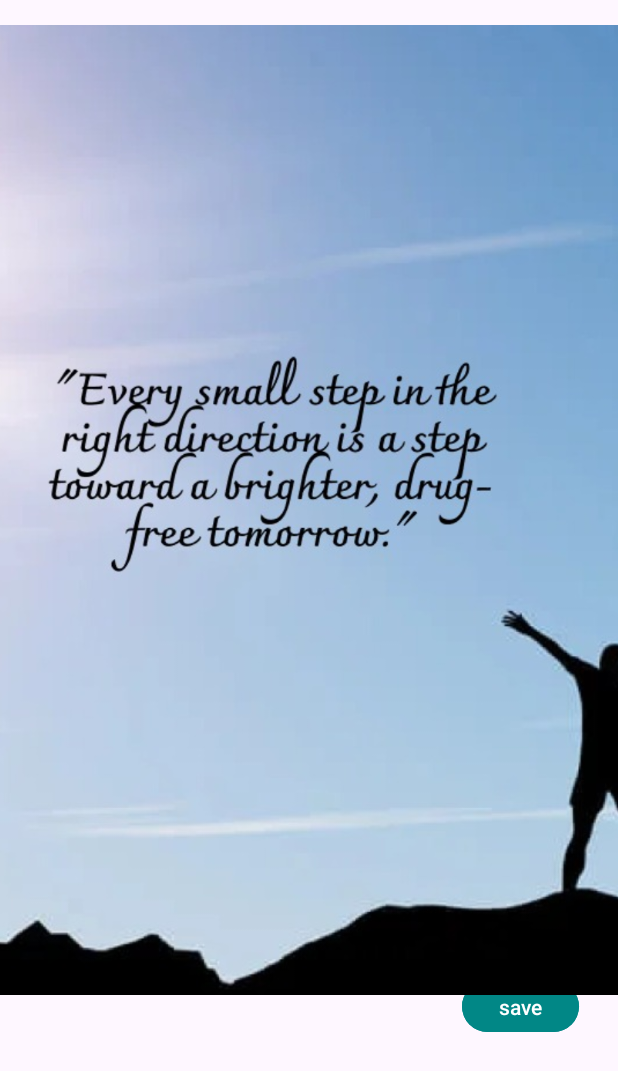
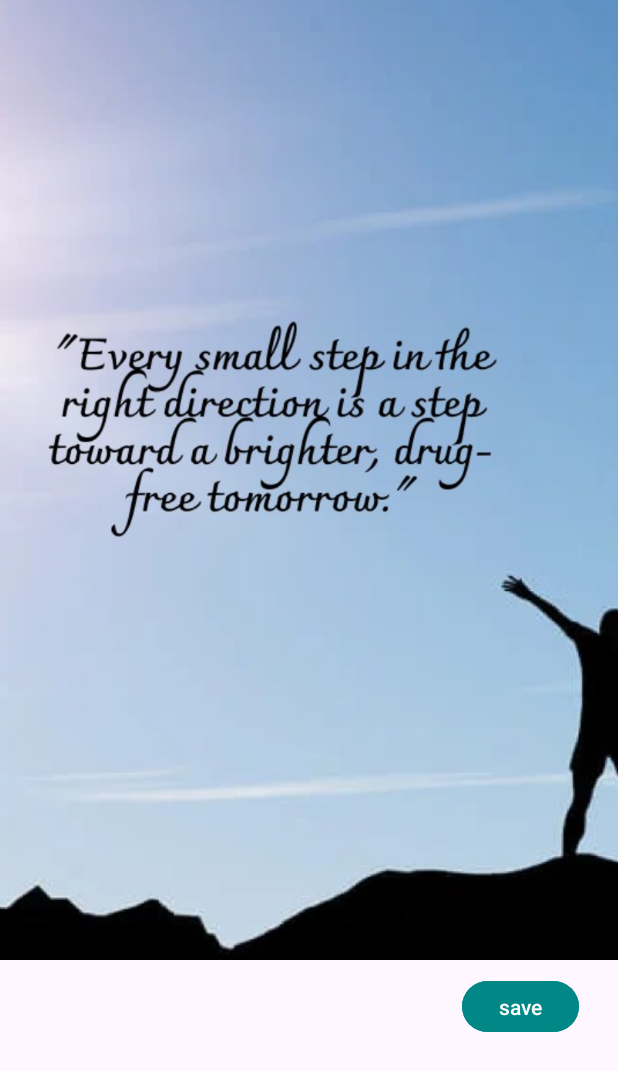
Before and after one commit to caileechang/drugrecoveryapps, an Android app: the layout fragment_motivation2.xml on its own in the app's theme, with its tools: preview values and no code run, on a phone screen of 412 x 824 dp. Shown: the top 1071 px of the screen. Run offline under Robolectric (Android 15) with nearby library versions, the phone set to English and light mode, and no system bars.

Commit message:
motivation

```diff
--- a/app/src/main/res/layout/fragment_motivation2.xml
+++ b/app/src/main/res/layout/fragment_motivation2.xml
@@ -36,6 +36,9 @@
         android:id="@+id/imageView3"
         android:layout_width="430dp"
         android:layout_height="680dp"
+        android:layout_marginTop="-1dp"
+        android:layout_marginBottom="17dp"
+        app:layout_constraintBottom_toTopOf="@+id/saveButton"
         app:layout_constraintEnd_toEndOf="parent"
         app:layout_constraintTop_toTopOf="parent"
         app:srcCompat="@drawable/motivation2" />
```
